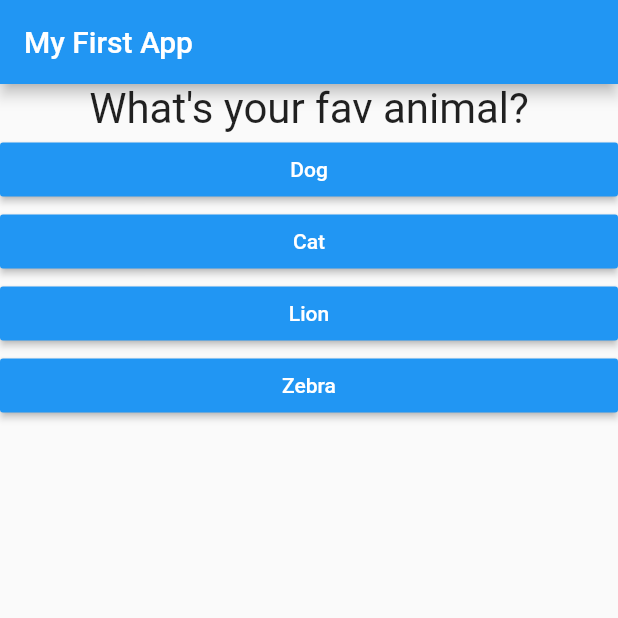
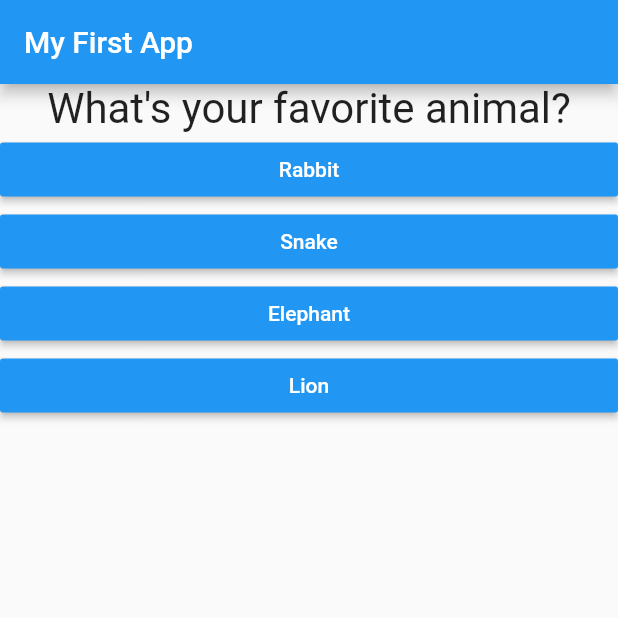
Before and after one commit to hamzzgab/Flutter-Course, a Flutter app: the screen it shows after launch, after a tap on "Black", on a phone screen of 412 x 824 dp, the top half of it. Run offline on Flutter 3.47's test engine with Material 2 defaults, Android fonts, the phone set to English and light mode, and no system bars.

```diff
--- a/quiz_app/lib/answer.dart
+++ b/quiz_app/lib/answer.dart
@@ -19,3 +19,6 @@ class Answer extends StatelessWidget {
         ));
   }
 }
+
+// final vs const
+//
--- a/quiz_app/lib/main.dart
+++ b/quiz_app/lib/main.dart
@@ -1,10 +1,6 @@
 import 'package:flutter/material.dart';
-import './question.dart';
-import './answer.dart';
-
-// void main() {
-//   runApp(MyApp());
-// }
+import './quiz.dart';
+import './result.dart';
 
 void main() => runApp(MyApp());
 
@@ -16,47 +12,71 @@ class MyApp extends StatefulWidget {
 }
 
 class _MyAppState extends State<MyApp> {
+  final _questions = const [
+    {
+      'questionText': 'What\'s your favorite color?',
+      'answers': [
+        {'text': 'Black', 'score': 10},
+        {'text': 'Red', 'score': 5},
+        {'text': 'Green', 'score': 3},
+        {'text': 'White', 'score': 1},
+      ],
+    },
+    {
+      'questionText': 'What\'s your favorite animal?',
+      'answers': [
+        {'text': 'Rabbit', 'score': 3},
+        {'text': 'Snake', 'score': 11},
+        {'text': 'Elephant', 'score': 5},
+        {'text': 'Lion', 'score': 9},
+      ],
+    },
+    {
+      'questionText': 'Who\'s your favorite instructor?',
+      'answers': [
+        {'text': 'Max', 'score': 1},
+        {'text': 'Max', 'score': 1},
+        {'text': 'Max', 'score': 1},
+        {'text': 'Max', 'score': 1},
+      ],
+    },
+  ];
   var _questionIndex = 0;
+  var _totalScore = 0;
 
-  void _answerQuestion() {
+  void _resetQuiz() {
+    setState(() {
+      _questionIndex = 0;
+      _totalScore = 0;
+    });
+  }
+
+  void _answerQuestion(int score) {
+    _totalScore += score;
     setState(() {
       _questionIndex++;
     });
-    // print('Answer Chosen!');
-    print(_questionIndex);
+    if (_questionIndex < _questions.length) {
+      print('We have more questions');
+    } else {
+      print('No mo');
+    }
   }
 
   @override
   Widget build(BuildContext context) {
-    var questions = [
-      {
-        'questionText': "What's your fav color? ",
-        'answers': ['Black', 'Red', 'Green', 'White']
-      },
-      {
-        'questionText': "What's your fav animal? ",
-        'answers': ['Dog', 'Cat', 'Lion', 'Zebra']
-      },
-      {
-        'questionText': "Who's your fav instructor? ",
-        'answers': ['Hamzz', 'Hamzz', 'Hamzz', 'Hamzz']
-      }
-    ];
-
     return MaterialApp(
       home: Scaffold(
         appBar: AppBar(
           title: Text('My First App'),
         ),
-        body: Column(
-          children: <Widget>[
-            Question(questions[_questionIndex]['questionText']),
-            ...(questions[_questionIndex]['answers'] as List<String>)
-                .map((answer) {
-              return Answer(_answerQuestion, answer);
-            }).toList()
-          ],
-        ),
+        // if true after question mark it runs
+        body: _questionIndex < _questions.length
+            ? Quiz(
+                answerQuestion: _answerQuestion,
+                questionIndex: _questionIndex,
+                questions: _questions)
+            : Result(_totalScore, _resetQuiz),
       ),
     );
   }
--- /dev/null
+++ b/quiz_app/lib/quiz.dart
@@ -0,0 +1,29 @@
+import 'package:flutter/material.dart';
+import './question.dart';
+import './answer.dart';
+
+class Quiz extends StatelessWidget {
+  final Function answerQuestion;
+  final List<Map<String, Object>> questions;
+  final int questionIndex;
+
+  Quiz(
+      {@required this.questions,
+      @required this.answerQuestion,
+      @required this.questionIndex});
+
+  @override
+  Widget build(BuildContext context) {
+    return Column(
+      children: <Widget>[
+        Question(questions[questionIndex]['questionText']),
+        ...(questions[questionIndex]['answers'] as List<Map<String, Object>>)
+            .map((answer) {
+          // only address is passed using () =>
+          // now it executs the function
+          return Answer(() => answerQuestion(answer['score']), answer['text']);
+        }).toList()
+      ],
+    );
+  }
+}
```
Also changed, not shown: quiz_app/lib/result.dart (added, +43 -0 lines).
